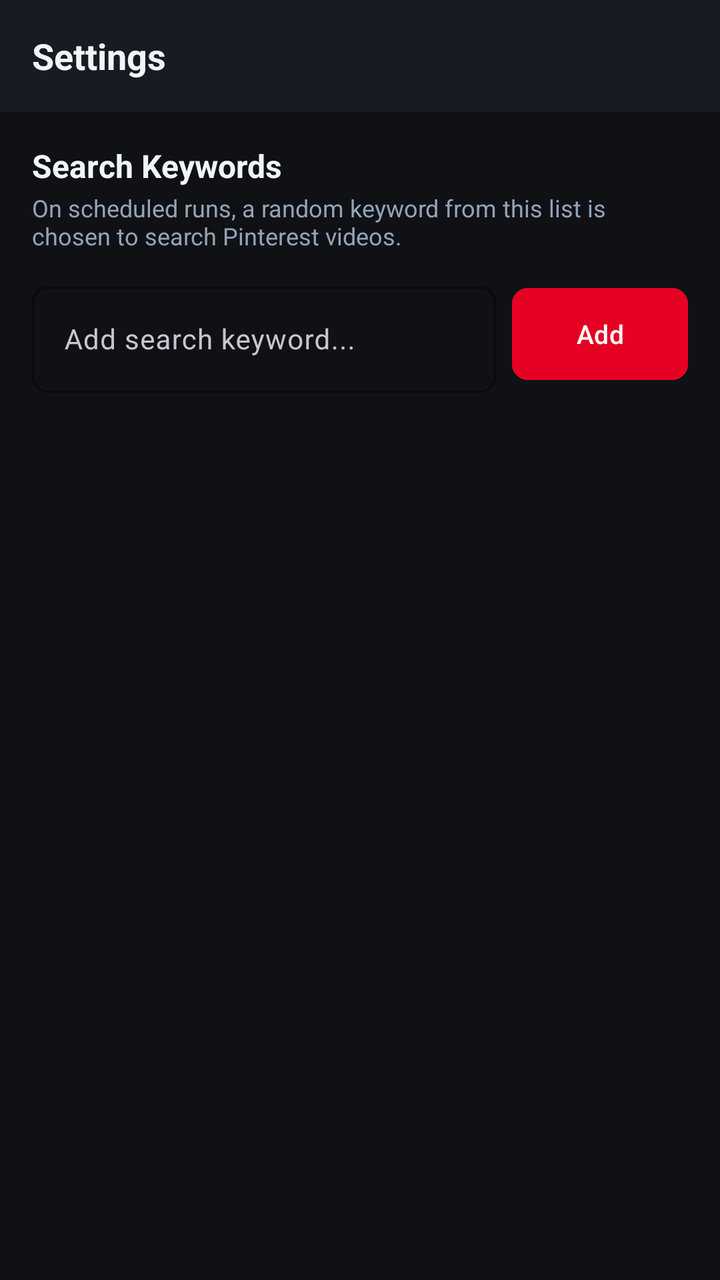
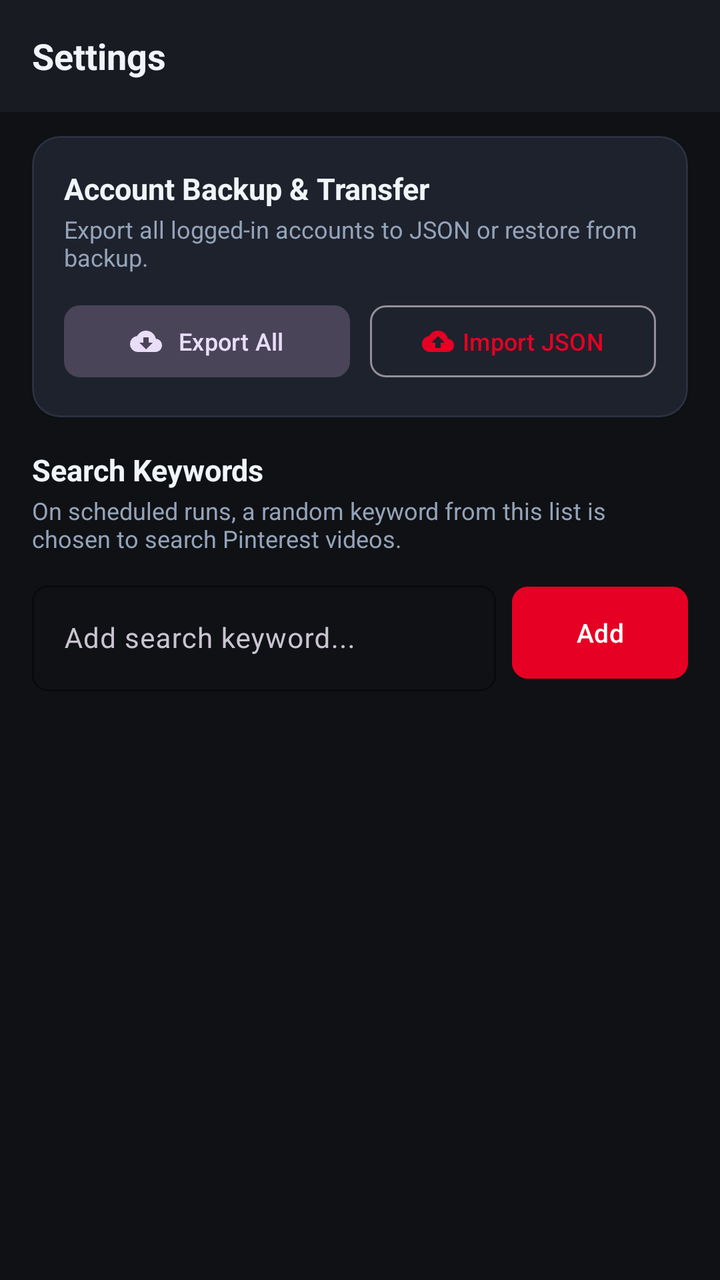

Compare the two renders of this Android layout. The source of the first and the diff that turns it into the second are given below.
<!-- AndroidManifest.xml: application theme Theme.PinToInsta -->
<!-- res/layout/fragment_settings.xml -->
<?xml version="1.0" encoding="utf-8"?>
<LinearLayout xmlns:android="http://schemas.android.com/apk/res/android"
    xmlns:app="http://schemas.android.com/apk/res-auto"
    android:layout_width="match_parent"
    android:layout_height="match_parent"
    android:background="@color/background"
    android:orientation="vertical">

    <LinearLayout
        android:layout_width="match_parent"
        android:layout_height="wrap_content"
        android:minHeight="56dp"
        android:background="@color/surface"
        android:gravity="center_vertical"
        android:orientation="horizontal"
        android:paddingHorizontal="16dp"
        android:paddingVertical="8dp">

        <TextView
            android:layout_width="0dp"
            android:layout_height="wrap_content"
            android:layout_weight="1"
            android:text="Settings"
            android:textColor="@color/text_primary"
            android:textSize="18sp"
            android:textStyle="bold" />
    </LinearLayout>

    <LinearLayout
        android:layout_width="match_parent"
        android:layout_height="wrap_content"
        android:orientation="vertical"
        android:padding="16dp">

        <TextView
            android:layout_width="wrap_content"
            android:layout_height="wrap_content"
            android:text="Search Keywords"
            android:textColor="@color/text_primary"
            android:textSize="16sp"
            android:textStyle="bold" />

        <TextView
            android:layout_width="wrap_content"
            android:layout_height="wrap_content"
            android:layout_marginTop="2dp"
            android:text="On scheduled runs, a random keyword from this list is chosen to search Pinterest videos."
            android:textColor="@color/text_secondary"
            android:textSize="12sp" />

        
        <LinearLayout
            android:layout_width="match_parent"
            android:layout_height="wrap_content"
            android:layout_marginTop="12dp"
            android:gravity="center_vertical"
            android:orientation="horizontal">

            <com.google.android.material.textfield.TextInputLayout
                android:id="@+id/tilKeyword"
                style="@style/Widget.Material3.TextInputLayout.OutlinedBox"
                android:layout_width="0dp"
                android:layout_height="wrap_content"
                android:layout_weight="1"
                android:hint="Add search keyword..."
                app:boxCornerRadiusBottomEnd="8dp"
                app:boxCornerRadiusBottomStart="8dp"
                app:boxCornerRadiusTopEnd="8dp"
                app:boxCornerRadiusTopStart="8dp"
                app:boxStrokeColor="@color/primary">

                <com.google.android.material.textfield.TextInputEditText
                    android:id="@+id/etKeyword"
                    android:layout_width="match_parent"
                    android:layout_height="wrap_content"
                    android:inputType="text"
                    android:maxLines="1"
                    android:textColor="@color/text_primary"
                    android:textSize="14sp" />
            </com.google.android.material.textfield.TextInputLayout>

            <com.google.android.material.button.MaterialButton
                android:id="@+id/btnAddKeyword"
                android:layout_width="wrap_content"
                android:layout_height="54dp"
                android:layout_marginStart="8dp"
                android:backgroundTint="@color/primary"
                android:text="Add"
                android:textColor="@color/on_primary"
                android:textSize="13sp"
                app:cornerRadius="8dp" />
        </LinearLayout>
    </LinearLayout>

    
    <androidx.recyclerview.widget.RecyclerView
        android:id="@+id/rvKeywords"
        android:layout_width="match_parent"
        android:layout_height="0dp"
        android:layout_weight="1"
        android:clipToPadding="false"
        android:paddingBottom="16dp" />

</LinearLayout>
<!-- resources referenced by this layout -->
<resources>
  <color name="background">#0F1115</color>
  <color name="on_primary">#FFFFFF</color>
  <color name="primary">#E60023</color>
  <color name="surface">#181B22</color>
  <color name="text_primary">#F1F5F9</color>
  <color name="text_secondary">#94A3B8</color>
  <style name="Theme.PinToInsta" parent="Theme.Material3.Dark.NoActionBar">
          <item name="colorPrimary">@color/primary</item>
          <item name="colorPrimaryVariant">@color/primary_variant</item>
          <item name="colorOnPrimary">@color/on_primary</item>
  
          <item name="colorSecondary">@color/secondary</item>
          <item name="colorSecondaryVariant">@color/secondary_variant</item>
          <item name="colorOnSecondary">@color/on_secondary</item>
  
          <item name="android:colorBackground">@color/background</item>
          <item name="colorSurface">@color/surface</item>
          <item name="colorSurfaceVariant">@color/surface_variant</item>
          <item name="android:textColorPrimary">@color/text_primary</item>
          <item name="android:textColorSecondary">@color/text_secondary</item>
  
          <item name="android:statusBarColor">@color/surface</item>
          <item name="android:navigationBarColor">@color/surface</item>
          <item name="android:windowLightStatusBar" tools:targetApi="m">false</item>
      </style>
  <color name="primary_variant">#B8001B</color>
  <color name="secondary">#E1306C</color>
  <color name="secondary_variant">#C13584</color>
  <color name="on_secondary">#FFFFFF</color>
  <color name="surface_variant">#222631</color>
</resources>

<!-- the commit's change to res/layout/fragment_settings.xml (unified diff, before → after) -->
@@ -26,18 +26,91 @@
             android:textStyle="bold" />
     </LinearLayout>
 
+    
+    <com.google.android.material.card.MaterialCardView
+        android:layout_width="match_parent"
+        android:layout_height="wrap_content"
+        android:layout_marginHorizontal="16dp"
+        android:layout_marginTop="12dp"
+        app:cardBackgroundColor="@color/surface_card"
+        app:cardCornerRadius="14dp"
+        app:cardElevation="1dp"
+        app:strokeColor="@color/divider"
+        app:strokeWidth="1dp">
+
+        <LinearLayout
+            android:layout_width="match_parent"
+            android:layout_height="wrap_content"
+            android:orientation="vertical"
+            android:padding="16dp">
+
+            <TextView
+                android:layout_width="wrap_content"
+                android:layout_height="wrap_content"
+                android:text="Account Backup &amp; Transfer"
+                android:textColor="@color/text_primary"
+                android:textSize="15sp"
+                android:textStyle="bold" />
+
+            <TextView
+                android:id="@+id/tvAccountStats"
+                android:layout_width="wrap_content"
+                android:layout_height="wrap_content"
+                android:layout_marginTop="2dp"
+                android:text="Export all logged-in accounts to JSON or restore from backup."
+                android:textColor="@color/text_secondary"
+                android:textSize="12sp" />
+
+            <LinearLayout
+                android:layout_width="match_parent"
+                android:layout_height="wrap_content"
+                android:layout_marginTop="12dp"
+                android:orientation="horizontal">
+
+                <com.google.android.material.button.MaterialButton
+                    android:id="@+id/btnExportAccounts"
+                    style="@style/Widget.Material3.Button.TonalButton"
+                    android:layout_width="0dp"
+                    android:layout_height="44dp"
+                    android:layout_weight="1"
+                    android:text="Export All"
+                    android:textSize="12sp"
+                    app:cornerRadius="8dp"
+                    app:icon="@drawable/ic_file_download"
+                    app:iconGravity="textStart"
+                    app:iconSize="16dp" />
+
+                <com.google.android.material.button.MaterialButton
+                    android:id="@+id/btnImportAccounts"
+                    style="@style/Widget.Material3.Button.OutlinedButton"
+                    android:layout_width="0dp"
+                    android:layout_height="44dp"
+                    android:layout_marginStart="10dp"
+                    android:layout_weight="1"
+                    android:text="Import JSON"
+                    android:textSize="12sp"
+                    app:cornerRadius="8dp"
+                    app:icon="@drawable/ic_file_upload"
+                    app:iconGravity="textStart"
+                    app:iconSize="16dp" />
+            </LinearLayout>
+        </LinearLayout>
+    </com.google.android.material.card.MaterialCardView>
+
     <LinearLayout
         android:layout_width="match_parent"
         android:layout_height="wrap_content"
         android:orientation="vertical"
-        android:padding="16dp">
+        android:paddingHorizontal="16dp"
+        android:paddingTop="16dp"
+        android:paddingBottom="8dp">
 
         <TextView
             android:layout_width="wrap_content"
             android:layout_height="wrap_content"
             android:text="Search Keywords"
             android:textColor="@color/text_primary"
-            android:textSize="16sp"
+            android:textSize="15sp"
             android:textStyle="bold" />
 
         <TextView
@@ -52,7 +125,7 @@
         <LinearLayout
             android:layout_width="match_parent"
             android:layout_height="wrap_content"
-            android:layout_marginTop="12dp"
+            android:layout_marginTop="10dp"
             android:gravity="center_vertical"
             android:orientation="horizontal">
 
<!-- resource entries referenced after the edit -->
@@ -1,11 +1,33 @@
 <!-- resources referenced by this layout -->
 <resources>
   <color name="background">#0F1115</color>
+  <color name="divider">#2A303F</color>
   <color name="on_primary">#FFFFFF</color>
   <color name="primary">#E60023</color>
   <color name="surface">#181B22</color>
+  <color name="surface_card">#1E222D</color>
   <color name="text_primary">#F1F5F9</color>
   <color name="text_secondary">#94A3B8</color>
+  <!-- drawable ic_file_download (drawable) -->
+  <vector xmlns:android="http://schemas.android.com/apk/res/android"
+      android:width="24dp"
+      android:height="24dp"
+      android:viewportWidth="24"
+      android:viewportHeight="24">
+    <path
+        android:fillColor="#FFFFFFFF"
+        android:pathData="M19.35,10.04C18.67,6.59 15.64,4 12,4 9.11,4 6.6,5.64 5.35,8.04 2.34,8.36 0,10.91 0,14c0,3.31 2.69,6 6,6h13c2.76,0 5,-2.24 5,-5 0,-2.64 -2.05,-4.78 -4.65,-4.96zM17,13l-5,5 -5,-5h3V9h4v4h3z"/>
+  </vector>
+  <!-- drawable ic_file_upload (drawable) -->
+  <vector xmlns:android="http://schemas.android.com/apk/res/android"
+      android:width="24dp"
+      android:height="24dp"
+      android:viewportWidth="24"
+      android:viewportHeight="24">
+    <path
+        android:fillColor="#FFFFFFFF"
+        android:pathData="M19.35,10.04C18.67,6.59 15.64,4 12,4 9.11,4 6.6,5.64 5.35,8.04 2.34,8.36 0,10.91 0,14c0,3.31 2.69,6 6,6h13c2.76,0 5,-2.24 5,-5 0,-2.64 -2.05,-4.78 -4.65,-4.96zM14,13v4h-4v-4H7l5,-5 5,5h-3z"/>
+  </vector>
   <style name="Theme.PinToInsta" parent="Theme.Material3.Dark.NoActionBar">
           <item name="colorPrimary">@color/primary</item>
           <item name="colorPrimaryVariant">@color/primary_variant</item>
